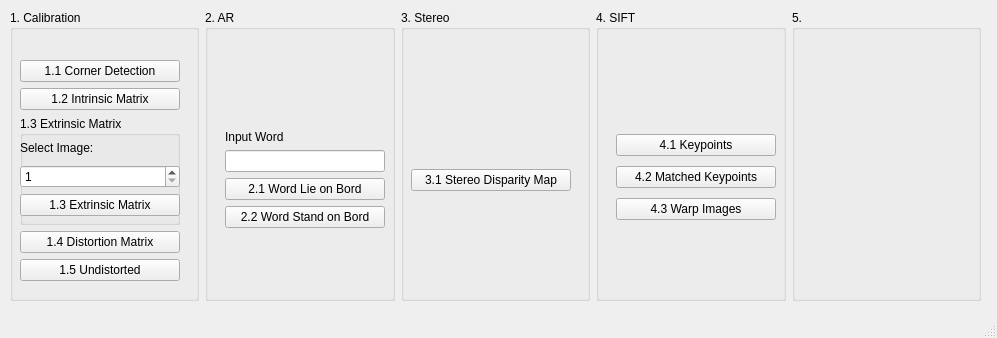
Before: the Qt Designer form main.ui in DannyLeee/CVDL2021_HW, drawn with Qt 5.
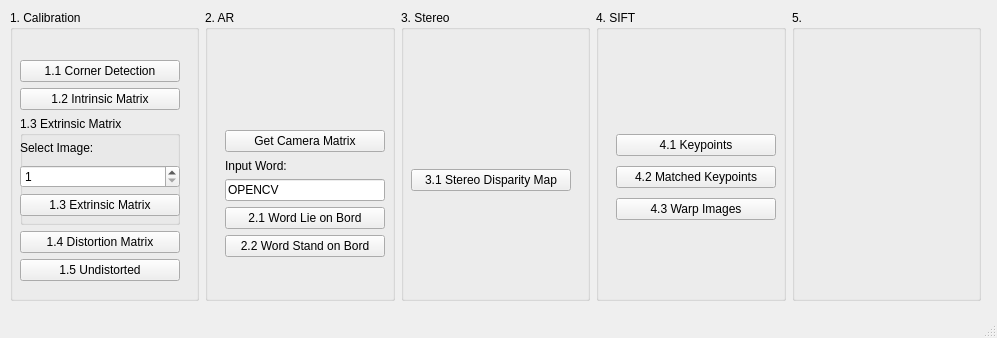
After: the same form once the commit is applied.

Commit message: [FEAT] Q 2 complete

The edit to the form file:
```diff
--- a/main.ui
+++ b/main.ui
@@ -64,21 +64,31 @@
           <x>20</x>
           <y>120</y>
           <width>160</width>
-          <height>98</height>
+          <height>127</height>
          </rect>
         </property>
         <layout class="QVBoxLayout" name="verticalLayout_2">
+         <item>
+          <widget class="QPushButton" name="Q2">
+           <property name="text">
+            <string>Get Camera Matrix</string>
+           </property>
+          </widget>
+         </item>
          <item>
           <widget class="QLabel" name="label_2">
            <property name="text">
-            <string>Input Word</string>
+            <string>Input Word:</string>
            </property>
           </widget>
          </item>
          <item>
           <widget class="QLineEdit" name="tInput">
            <property name="text">
-            <string/>
+            <string>OPENCV</string>
+           </property>
+           <property name="maxLength">
+            <number>6</number>
            </property>
           </widget>
          </item>
```
Left out of the diff: 2 changed lines with no effect on the pictures. The commit also changes 2 other files.
